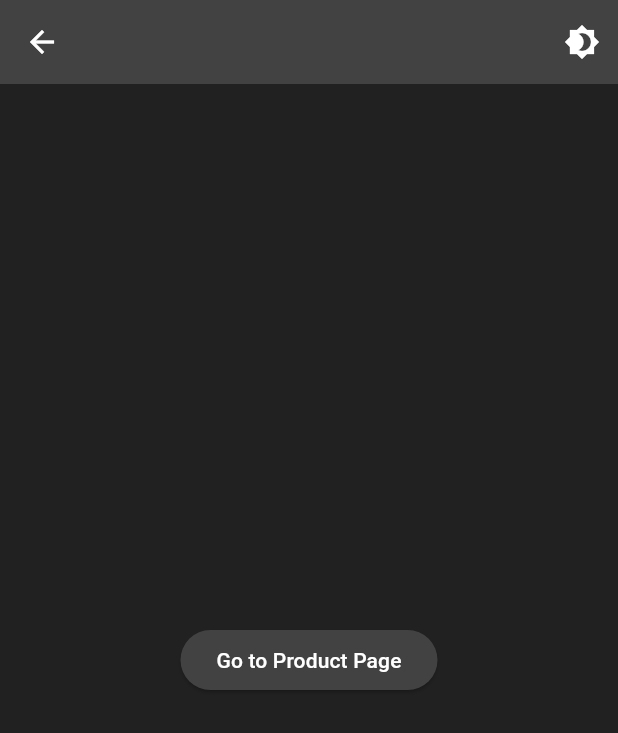
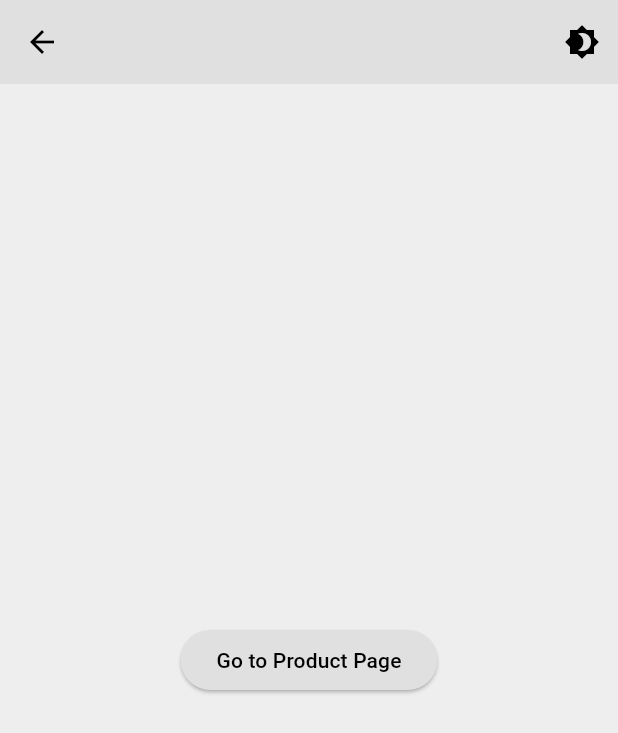
Before and after one commit to mahima-manik/flutter-starter-kit, a Flutter app: the HomePage screen opened directly, on a phone screen of 412 x 824 dp. Shown: the top 733 px of the screen. Run offline on Flutter 3.47's test engine with Material 3 defaults, Android fonts, the phone set to English and light mode, and no system bars.

Commit message:
Change color schemes

```diff
--- a/lib/src/components/text_field.dart
+++ b/lib/src/components/text_field.dart
@@ -23,16 +23,17 @@ class FormTextField extends StatelessWidget {
       child: TextField(
         controller: controller,
         keyboardType: keyboardType,
+        obscureText: obscureText,
         decoration: InputDecoration(
           labelText: label,
           hintText: hintText,
           enabledBorder: OutlineInputBorder(
             borderRadius: const BorderRadius.all(Radius.circular(10)),
-            borderSide: BorderSide(color: theme.colorScheme.primary),
+            borderSide: BorderSide(color: theme.colorScheme.secondary),
           ),
           focusedBorder: OutlineInputBorder(
             borderRadius: const BorderRadius.all(Radius.circular(10)),
-            borderSide: BorderSide(color: theme.colorScheme.onSurface),
+            borderSide: BorderSide(color: theme.colorScheme.primary),
           ),
           labelStyle: TextStyle(
             color: theme.colorScheme.onSurface,
--- a/lib/src/theme/theme.dart
+++ b/lib/src/theme/theme.dart
@@ -2,10 +2,10 @@ import 'package:flutter/material.dart';
 
 ThemeData lightMode = ThemeData(
   brightness: Brightness.light,
-  scaffoldBackgroundColor: Colors.grey.shade400,
+  scaffoldBackgroundColor: Colors.grey.shade200,  // Lighter background for better contrast
   primarySwatch: Colors.grey,
-  primaryColor: Colors.grey.shade300,
-  highlightColor: Colors.grey.shade400,
+  primaryColor: Colors.grey.shade600,  // Darker grey for primary elements
+  highlightColor: Colors.grey.shade300,  // Lighter highlight for subtle differentiation
   elevatedButtonTheme: ElevatedButtonThemeData(
     style: ButtonStyle(
       backgroundColor: WidgetStateProperty.resolveWith((_) => Colors.grey.shade300),
@@ -19,28 +19,28 @@ ThemeData lightMode = ThemeData(
     bodyLarge: TextStyle(color: Colors.black),
     bodyMedium: TextStyle(color: Colors.black),
     bodySmall: TextStyle(color: Colors.black),
-    headlineLarge: TextStyle(color: Colors.black),
-    headlineMedium: TextStyle(color: Colors.black),
-    headlineSmall: TextStyle(color: Colors.black),
+    headlineLarge: TextStyle(color: Colors.white),  // White for headlines for better readability
+    headlineMedium: TextStyle(color: Colors.white),
+    headlineSmall: TextStyle(color: Colors.white),
   ),
   colorScheme: ColorScheme.light(
-    surface: Colors.grey.shade400,
-    primary: Colors.grey.shade300,
-    secondary: Colors.grey.shade200,
+    surface: Colors.grey.shade300,  // Light surface for subtle contrast
+    primary: Colors.grey.shade600,  // Darker primary for more impact
+    secondary: Colors.grey.shade400,  // Secondary color that is between primary and background
     onSurface: Colors.black,
-    onPrimary: Colors.black,
+    onPrimary: Colors.white,  // White on primary for better readability
     onSecondary: Colors.black,
   ),
 );
 
 ThemeData darkMode = ThemeData(
   brightness: Brightness.dark,
-  scaffoldBackgroundColor: Colors.grey.shade900,
+  scaffoldBackgroundColor: Colors.grey.shade900,  // Dark background for deep contrast
   primarySwatch: Colors.grey,
-  primaryColor: Colors.grey.shade800,
-  highlightColor: Colors.grey.shade900,
+  primaryColor: Colors.grey.shade800,  // Dark grey for primary elements
+  highlightColor: Colors.grey.shade700,  // Slightly lighter grey for highlights
   appBarTheme: AppBarTheme(
-    backgroundColor: Colors.grey.shade800,
+    backgroundColor: Colors.grey.shade800,  // Consistent with primary color
   ),
   elevatedButtonTheme: ElevatedButtonThemeData(
     style: ButtonStyle(
@@ -52,16 +52,16 @@ ThemeData darkMode = ThemeData(
     bodyLarge: TextStyle(color: Colors.white),
     bodyMedium: TextStyle(color: Colors.white),
     bodySmall: TextStyle(color: Colors.white),
-    headlineLarge: TextStyle(color: Colors.white),
+    headlineLarge: TextStyle(color: Colors.white),  // White for headlines for better readability
     headlineMedium: TextStyle(color: Colors.white),
     headlineSmall: TextStyle(color: Colors.white),
   ),
   colorScheme: ColorScheme.dark(
-    surface: Colors.grey.shade900,
-    primary: Colors.grey.shade800,
-    secondary: Colors.grey.shade700,
+    surface: Colors.grey.shade800,  // Dark surface for a unified look
+    primary: Colors.grey.shade800,  // Dark primary for a strong presence
+    secondary: Colors.grey.shade600,  // Lighter secondary for subtle differentiation
     onSurface: Colors.white,
-    onPrimary: Colors.white,
+    onPrimary: Colors.white,  // White on primary for better readability
     onSecondary: Colors.white,
   ),
 );
--- a/lib/src/theme/theme_provider.dart
+++ b/lib/src/theme/theme_provider.dart
@@ -2,7 +2,7 @@ import 'package:flutter/material.dart';
 import '../theme/theme.dart';
 
 class ThemeProvider with ChangeNotifier {
-  ThemeData _themeData = darkMode; // setting light mode initially
+  ThemeData _themeData = lightMode; // setting light mode initially
 
   ThemeData get themeData => _themeData;
 
```
